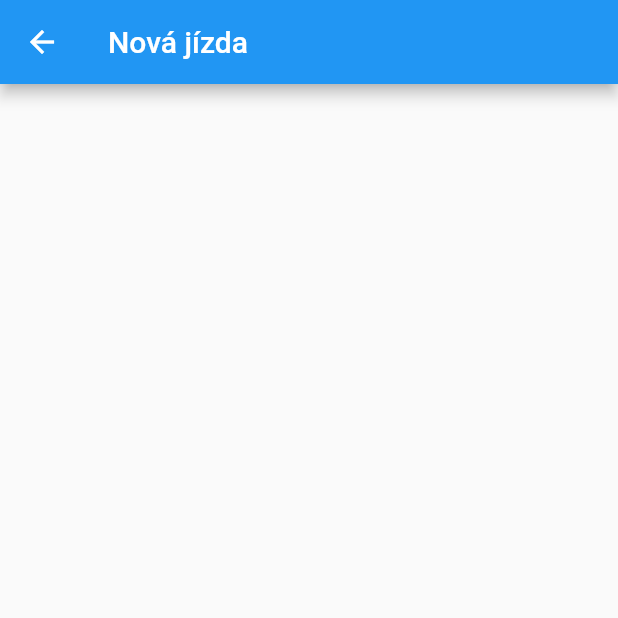
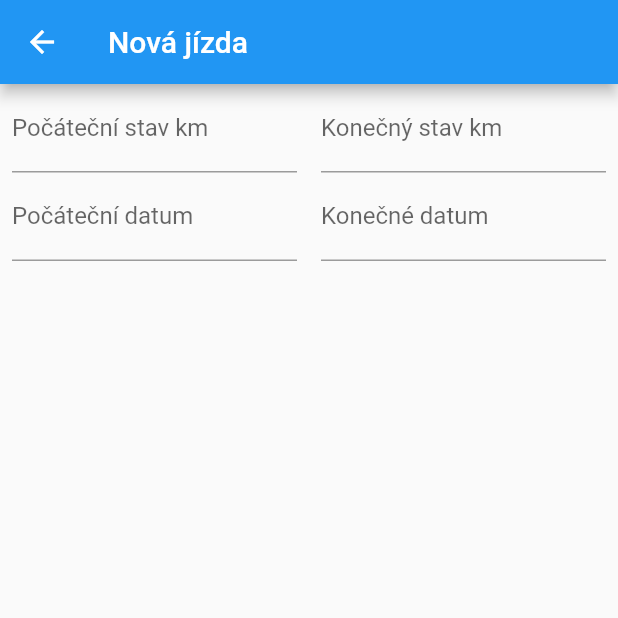
Before and after one commit to SUMA-CZ/sss_mobile, a Flutter app: the TripScreen screen opened directly, on a phone screen of 412 x 824 dp, the top half of it. Run offline on Flutter 3.47's test engine with Material 2 defaults, Android fonts, the phone set to English and light mode, and no system bars; our stand-ins replace google_maps_flutter, pull_to_refresh, shared_preferences; missing offline and left inert: http_interceptor; accounts and stored records are empty; generated files the repository leaves out were written again.

Commit message:
WIP: Trip Form

```diff
--- a/lib/screens/trip_screen.dart
+++ b/lib/screens/trip_screen.dart
@@ -1,11 +1,13 @@
 import 'package:flutter/cupertino.dart';
 import 'package:flutter/material.dart';
+import 'package:flutter/services.dart';
 import 'package:sss_mobile/models/trip.dart';
 
 class TripScreen extends StatefulWidget {
   final Trip trip;
 
-  TripScreen({Key key, this.trip}) : super(key: key);
+  TripScreen({Key key, Trip trip})
+      : trip = trip ?? Trip(); // : super(key: key);
 
   @override
   _TripScreenState createState() => _TripScreenState(trip);
@@ -14,20 +16,133 @@ class TripScreen extends StatefulWidget {
 class _TripScreenState extends State<TripScreen> {
   final _formKey = GlobalKey();
 
-  final Trip trip;
+  Trip trip = Trip();
 
   _TripScreenState(this.trip);
+
+  var beginDateController = TextEditingController();
+  var endDateController = TextEditingController();
+
+  Future<Null> _selectDate(BuildContext context, bool begin) async {
+    final DateTime picked = await showDatePicker(
+        context: context,
+        initialDate: DateTime.now(),
+        firstDate: DateTime(2015, 8),
+        lastDate: DateTime(2101));
+
+    if (picked != null)
+      setState(() {
+        if (begin) {
+          trip.beginDate = picked;
+          beginDateController.text = trip.beginDate.toString();
+        } else {
+          trip.endDate = picked;
+          endDateController.text = trip.beginDate.toString();
+        }
+      });
+  }
 
   @override
   Widget build(BuildContext context) {
     return Scaffold(
         appBar: AppBar(
-            title: trip != null ? Text('Upravit jízdu') : Text('Nová jízda')),
+            title:
+            trip.id != null ? Text('Upravit jízdu') : Text('Nová jízda')),
         body: Container(
             child: Builder(
                 builder: (context) => Form(
-                      key: _formKey,
-                      child: Container(),
-                    ))));
+                    key: _formKey,
+                    child: Container(
+                      child: Column(children: <Widget>[
+                        Row(
+                          mainAxisAlignment: MainAxisAlignment.center,
+                          children: <Widget>[
+                            Expanded(
+                              child: Container(
+                                padding:
+                                const EdgeInsets.symmetric(horizontal: 8.0),
+                                child: TextFormField(
+                                  keyboardType: TextInputType.numberWithOptions(
+                                      decimal: true, signed: false),
+                                  decoration: InputDecoration(
+                                      labelText: 'Počáteční stav km'),
+                                  validator: (value) {
+                                    if (value.isEmpty) {
+                                      return 'Zadejte prosím hodnotu';
+                                    }
+                                    return null;
+                                  },
+                                  onSaved: (val) =>
+                                      setState(() =>
+                                      trip.beginOdometer = int.parse(val)),
+                                ),
+                              ),
+                            ),
+                            Flexible(
+                              child: Container(
+                                padding:
+                                const EdgeInsets.symmetric(horizontal: 8.0),
+                                child: TextFormField(
+                                  keyboardType: TextInputType.numberWithOptions(
+                                      decimal: true, signed: false),
+                                  decoration: InputDecoration(
+                                      labelText: 'Konečný stav km'),
+                                  validator: (value) {
+                                    if (value.isEmpty) {
+                                      return 'Zadejte prosím hodnotu';
+                                    }
+                                    return null;
+                                  },
+                                  onSaved: (val) =>
+                                      setState(
+                                              () =>
+                                          trip.endOdometer = int.parse(val)),
+                                ),
+                              ),
+                            ),
+                          ],
+                        ),
+                        Row(
+                          children: <Widget>[
+                            Flexible(
+                              child: Container(
+                                padding:
+                                const EdgeInsets.symmetric(horizontal: 8.0),
+                                child: TextFormField(
+                                  decoration: InputDecoration(
+                                      labelText: 'Počáteční datum'),
+                                  controller: beginDateController,
+                                  initialValue: trip.beginDate != null
+                                      ? trip.beginDate.toString()
+                                      : "",
+                                  onTap: () {
+                                    _selectDate(context, true);
+                                  },
+                                  readOnly: true,
+                                ),
+                              ),
+                            ),
+                            Flexible(
+                              child: Container(
+                                padding:
+                                const EdgeInsets.symmetric(horizontal: 8.0),
+                                child: TextFormField(
+                                  decoration: InputDecoration(
+                                      labelText: 'Konečné datum'),
+                                  controller: endDateController,
+                                  initialValue: trip.endDate != null
+                                      ? trip.endDate.toString()
+                                      : "",
+                                  onTap: () {
+                                    _selectDate(context, true);
+                                  },
+                                  readOnly: true,
+                                ),
+                              ),
+                            )
+                          ],
+                        )
+                      ]),
+                    )))));
   }
 }
```
